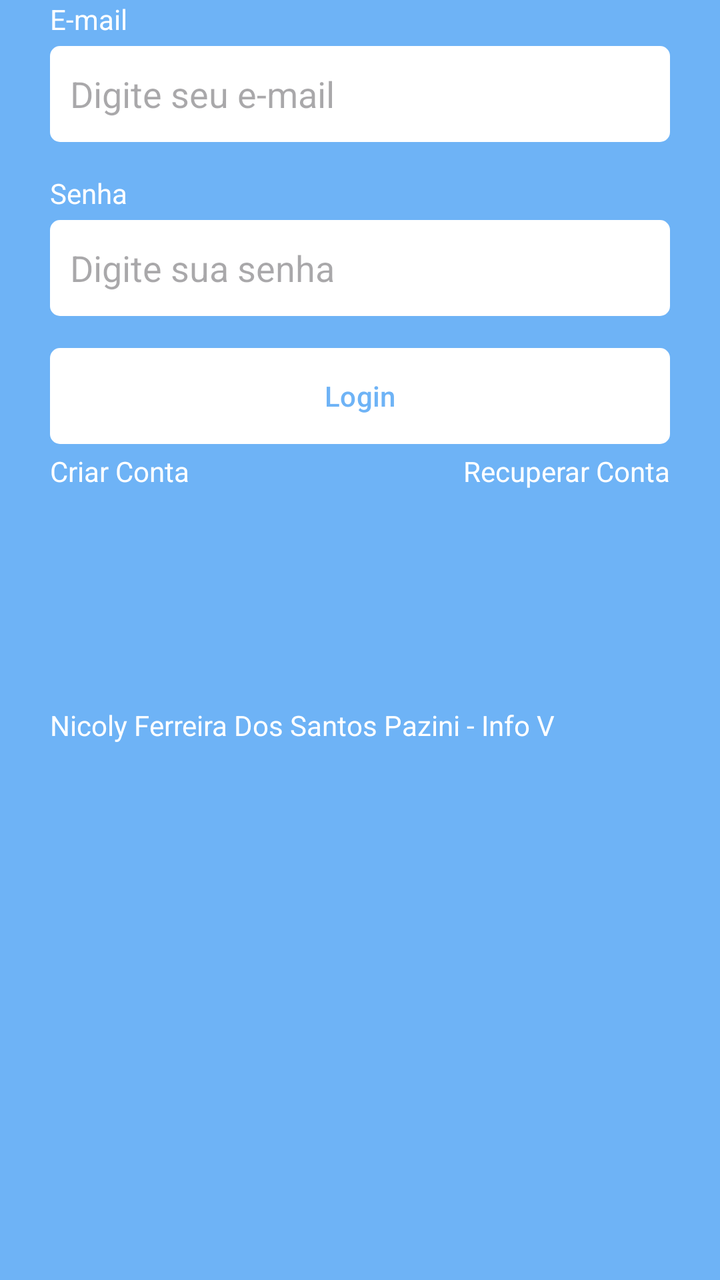
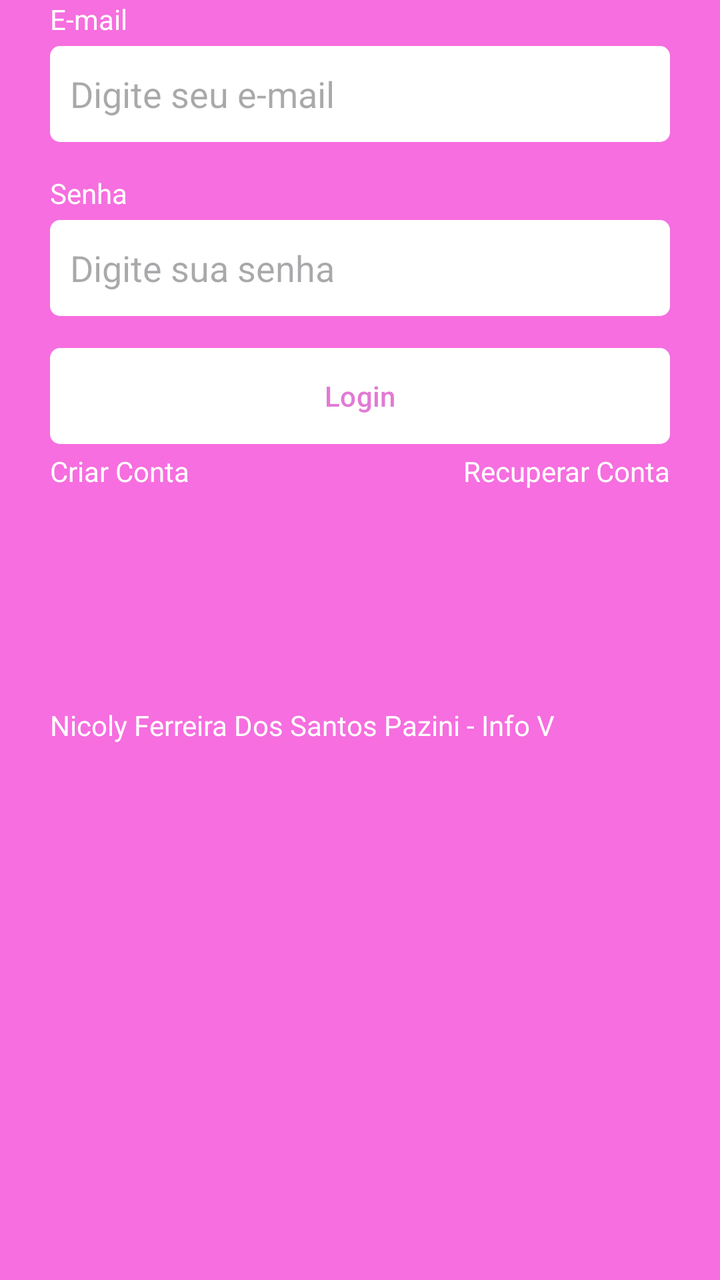

An Android layout rendered at two revisions. The XML below is the earlier revision; the diff shows what the commit changed to produce the second picture.
<!-- AndroidManifest.xml: application theme Theme.Kanban -->
<!-- res/layout/fragment_login.xml -->
<?xml version="1.0" encoding="utf-8"?>
<androidx.constraintlayout.widget.ConstraintLayout xmlns:android="http://schemas.android.com/apk/res/android"
    xmlns:tools="http://schemas.android.com/tools"
    android:layout_width="match_parent"
    android:layout_height="match_parent"
    xmlns:app="http://schemas.android.com/apk/res-auto"
    tools:context=".ui.auth.LoginFragment">

    
    <LinearLayout
        android:id="@+id/linearLayout"
        android:layout_width="0dp"
        android:layout_height="wrap_content"
        app:layout_constraintBaseline_toBottomOf="parent"
        app:layout_constraintEnd_toEndOf="parent"
        app:layout_constraintStart_toStartOf="parent"
        app:layout_constraintTop_toTopOf="parent"
        android:orientation="vertical"
        android:layout_marginHorizontal="25dp">

        <TextView
            android:layout_width="wrap_content"
            android:layout_height="wrap_content"
            android:text="E-mail"
            android:textColor="@color/white"/>
        <EditText
            android:layout_width="match_parent"
            android:layout_height="48dp"
            android:hint="Digite seu e-mail"
            android:inputType="textEmailAddress"
            android:padding="10dp"
            android:layout_marginTop="4dp"
            android:background="@drawable/bg_edit_text"/>
        <TextView
            android:layout_width="wrap_content"
            android:layout_height="wrap_content"
            android:text="Senha"
            android:textColor="@color/white"
            android:layout_marginTop="16dp"/>

        <EditText
            android:layout_width="match_parent"
            android:layout_height="48dp"
            android:inputType="textPassword"
            android:hint="Digite sua senha"
            android:padding="10dp"
            android:layout_marginTop="4dp"
            android:background="@drawable/bg_edit_text"/>

        <com.google.android.material.button.MaterialButton
            android:id="@+id/buttonLogin"
            android:layout_width="match_parent"
            android:layout_height="wrap_content"
            android:text="Login"
            android:textColor="@color/primaria"
            app:backgroundTint="@null"
            android:layout_marginTop="16dp"
            android:background="@drawable/bg_btn"

            />
        <LinearLayout
            android:layout_width="match_parent"
            android:layout_height="wrap_content"
            android:orientation="horizontal"
            android:layout_marginTop="4dp">

            <TextView
                android:id="@+id/btnRegister"
                android:layout_width="wrap_content"
                android:layout_height="wrap_content"
                android:text="Criar Conta"
                android:layout_weight="1"
                android:textAlignment="textStart"
                android:textColor="@color/white"/>

            <TextView
                android:id="@+id/btnRecover"
                android:layout_width="wrap_content"
                android:layout_height="wrap_content"
                android:text="Recuperar Conta"
                android:layout_weight="1"
                android:textAlignment="textEnd"
                android:textColor="@color/white"/>

        </LinearLayout>

        <ProgressBar
            android:layout_width="wrap_content"
            android:layout_height="wrap_content"
            android:indeterminateTint="@color/white"
            android:layout_gravity="center"
            tools:visibility="visible"
            android:visibility="invisible"/>
        <TextView
            android:layout_width="wrap_content"
            android:layout_height="wrap_content"
            android:text="Nicoly Ferreira Dos Santos Pazini - Info V"
            android:textColor="@color/white"
            android:layout_marginTop="60dp"/>

    </LinearLayout>
</androidx.constraintlayout.widget.ConstraintLayout>
<!-- resources referenced by this layout -->
<resources>
  <color name="primaria">#6EB3F6</color>
  <color name="white">#FFFFFFFF</color>
  <!-- drawable bg_btn (drawable) -->
  <?xml version="1.0" encoding="utf-8"?>
  <shape xmlns:android="http://schemas.android.com/apk/res/android"
      android:shape="rectangle">
      <solid android:color="@color/white"/>
      <corners android:radius="5dp"/>
  </shape>
  <!-- drawable bg_edit_text (drawable) -->
  <?xml version="1.0" encoding="utf-8"?>
  <shape xmlns:android="http://schemas.android.com/apk/res/android"
      android:shape="rectangle">
      <solid android:color="@color/white"/>
      <corners android:radius="5dp"/>
  </shape>
  <style name="Theme.Kanban" parent="Base.Theme.Kanban" />
  <style name="Base.Theme.Kanban" parent="Theme.Material3.DayNight.NoActionBar">
          
          
          <item name="colorPrimary">@color/primaria</item>
          <item name="colorPrimaryVariant">@color/primariaVariante</item>
          <item name="android:windowBackground">@color/fundo</item>
      </style>
  <color name="primariaVariante">#4A64C3</color>
  <color name="fundo">#6EB3F6</color>
</resources>

<!-- the commit's change to res/layout/fragment_login.xml (unified diff, before → after) -->
@@ -24,6 +24,7 @@
             android:text="E-mail"
             android:textColor="@color/white"/>
         <EditText
+            android:id="@+id/editTextEmail"
             android:layout_width="match_parent"
             android:layout_height="48dp"
             android:hint="Digite seu e-mail"
@@ -39,6 +40,7 @@
             android:layout_marginTop="16dp"/>
 
         <EditText
+            android:id="@+id/editTextSenha"
             android:layout_width="match_parent"
             android:layout_height="48dp"
             android:inputType="textPassword"
<!-- resource entries referenced after the edit -->
@@ -1,6 +1,6 @@
 <!-- resources referenced by this layout -->
 <resources>
-  <color name="primaria">#6EB3F6</color>
+  <color name="primaria">#E279D5</color>
   <color name="white">#FFFFFFFF</color>
   <!-- drawable bg_btn (drawable) -->
   <?xml version="1.0" encoding="utf-8"?>
@@ -24,7 +24,7 @@
           <item name="colorPrimaryVariant">@color/primariaVariante</item>
           <item name="android:windowBackground">@color/fundo</item>
       </style>
-  <color name="primariaVariante">#4A64C3</color>
-  <color name="fundo">#6EB3F6</color>
+  <color name="primariaVariante">#DC33A9</color>
+  <color name="fundo">#F66EDF</color>
 </resources>
 
